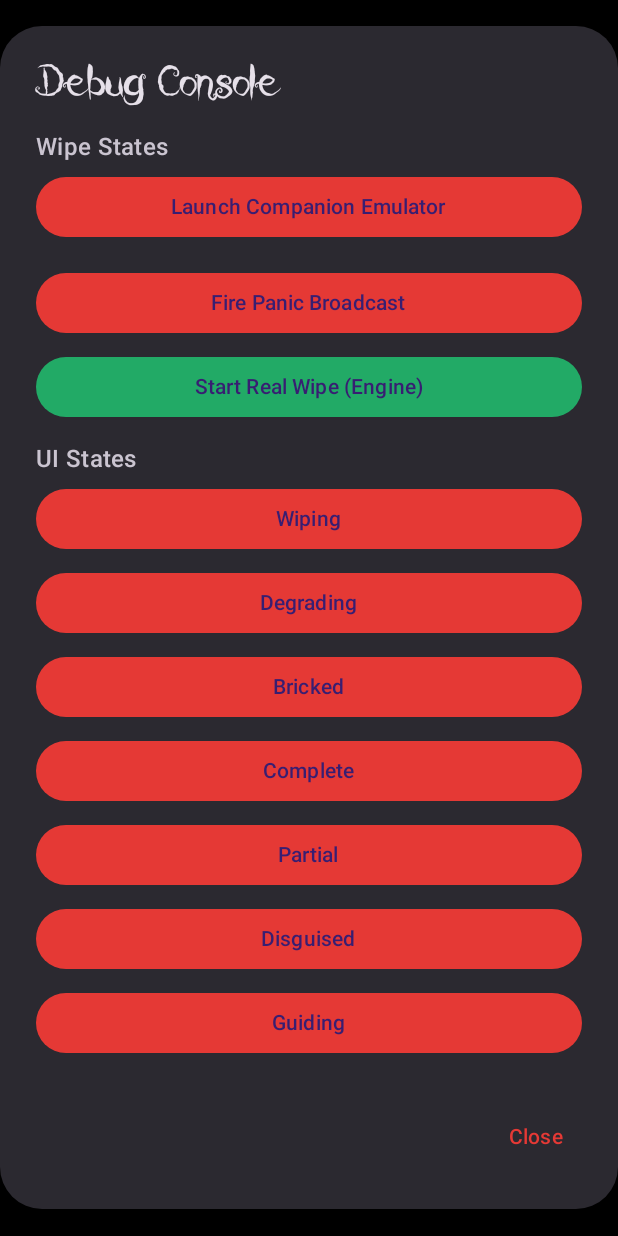
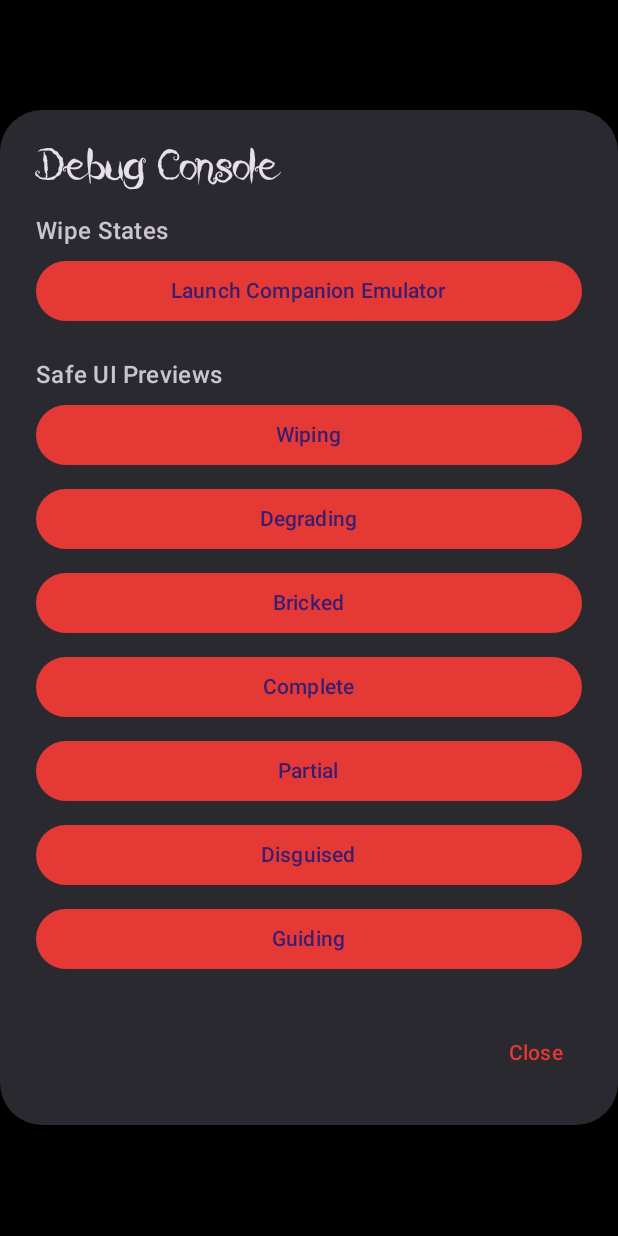
Before and after one commit to correspondenceadg-cmyk/Toci, an Android app built with Jetpack Compose: the composable DebugConsole shown on its own in the app's theme, on a phone screen of 412 x 824 dp. Run offline under Robolectric (Android 15) with nearby library versions, the phone set to English and light mode, and no system bars; Roboto replaces fonts that are not available here.

Commit message:
fix(security): isolate debug console to safe previews and emulator only

```diff
--- a/android/app/src/main/java/ws/tilda/sentryprotocol/toci/DebugConsole.kt
+++ b/android/app/src/main/java/ws/tilda/sentryprotocol/toci/DebugConsole.kt
@@ -35,38 +35,20 @@ fun DebugConsole(onClose: () -> Unit, onSetStatus: (WipeStatus) -> Unit) {
                     modifier = Modifier.fillMaxWidth().padding(vertical = 4.dp)
                 ) { Text("Launch Companion Emulator") }
                 Spacer(Modifier.height(8.dp))
-                Button(
-                    onClick = {
-                        val context = androidx.compose.ui.platform.LocalContext.current
-                        context.sendBroadcast(android.content.Intent("ws.tilda.sentryprotocol.toci.PANIC").setPackage(context.packageName))
-                        onClose()
-                    },
-                    modifier = Modifier.fillMaxWidth().padding(vertical = 4.dp),
-                    colors = ButtonDefaults.buttonColors(containerColor = Color(0xFFE53935))
-                ) { Text("Fire Panic Broadcast") }
-
-                Button(
-                    onClick = {
-                        val context = androidx.compose.ui.platform.LocalContext.current
-                        val intent = android.content.Intent(context, ProgressScreen::class.java).apply {
-                            putStringArrayListExtra("parts", ArrayList(listOf(
-                                "/dev/block/by-name/userdata",
-                                "/dev/block/by-name/cache"
-                            )))
-                        }
-                        context.startActivity(intent)
-                        onClose()
-                    },
-                    modifier = Modifier.fillMaxWidth().padding(vertical = 4.dp),
-                    colors = ButtonDefaults.buttonColors(containerColor = Color(0xFF22AA66))
-                ) { Text("Start Real Wipe (Engine)") }
-
                 Spacer(Modifier.height(8.dp))
-                Text("UI States", style = MaterialTheme.typography.titleMedium)
+                Text("Safe UI Previews", style = MaterialTheme.typography.titleMedium)
 
                 WipeStatus.values().forEach { status ->
                     Button(
-                        onClick = { onSetStatus(status); onClose() },
+                        onClick = {
+                            val context = androidx.compose.ui.platform.LocalContext.current
+                            val intent = android.content.Intent(context, ProgressScreen::class.java).apply {
+                                putExtra("debug_preview", true)
+                                putExtra("debug_status", status.name)
+                            }
+                            context.startActivity(intent)
+                            onClose()
+                        },
                         modifier = Modifier.fillMaxWidth().padding(vertical = 4.dp)
                     ) { Text(status.name) }
                 }
```
Also changed, not shown: android/app/src/main/java/ws/tilda/sentryprotocol/toci/ProgressScreen.kt (+7 -0 lines).
